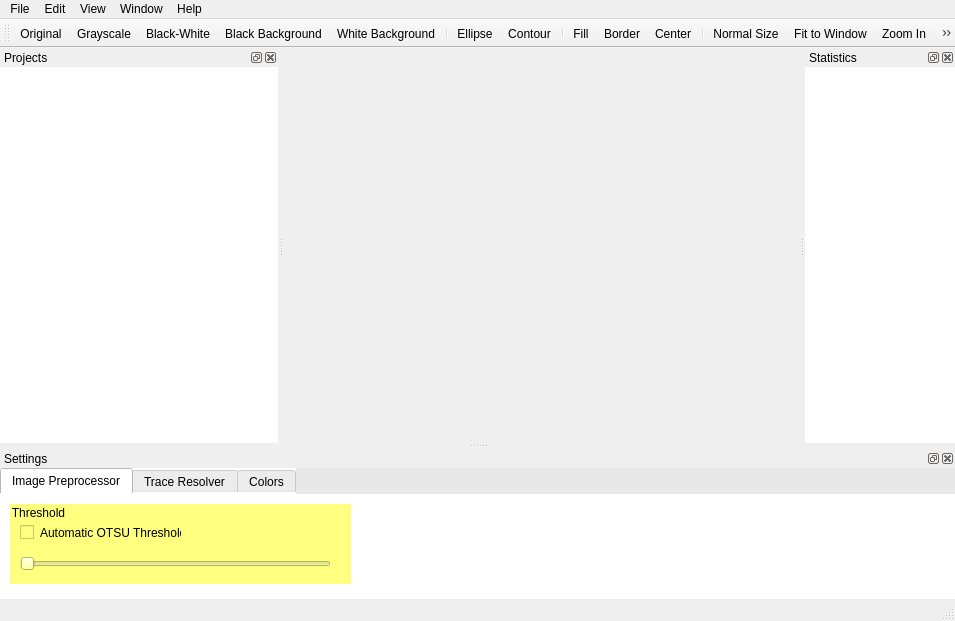
This is main/src/ndtr/ndtr_app/mainwindow.ui in nik0la31/Application-of-pattern-recognition-algorithms-in-neutron-dosimetry as Qt 5 draws it before an edit. The edited form follows.
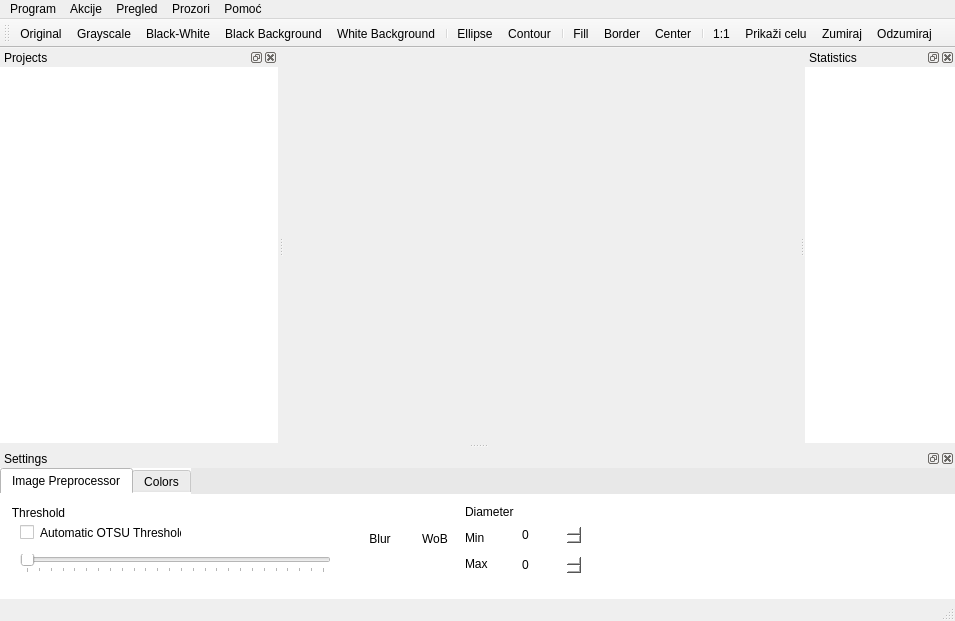
This is the edited form. Icons and pictures are not drawn.

Patch:
```diff
--- a/main/src/ndtr/ndtr_app/mainwindow.ui
+++ b/main/src/ndtr/ndtr_app/mainwindow.ui
@@ -34,7 +34,7 @@
    </property>
    <widget class="QMenu" name="menuFile">
     <property name="title">
-     <string>File</string>
+     <string>Program</string>
     </property>
     <addaction name="actionNew_Project"/>
     <addaction name="actionOpen_Project"/>
@@ -52,14 +52,14 @@
    </widget>
    <widget class="QMenu" name="menuHelp">
     <property name="title">
-     <string>Help</string>
+     <string>Pomoć</string>
     </property>
     <addaction name="actionUser_Guide"/>
     <addaction name="actionAbout"/>
    </widget>
    <widget class="QMenu" name="menuView">
     <property name="title">
-     <string>View</string>
+     <string>Pregled</string>
     </property>
     <addaction name="actionOriginal"/>
     <addaction name="actionGrayscale"/>
@@ -81,7 +81,7 @@
    </widget>
    <widget class="QMenu" name="menuEdit">
     <property name="title">
-     <string>Edit</string>
+     <string>Akcije</string>
     </property>
     <addaction name="actionUndo"/>
     <addaction name="actionRedo"/>
@@ -91,7 +91,7 @@
    </widget>
    <widget class="QMenu" name="menuWindows">
     <property name="title">
-     <string>Window</string>
+     <string>Prozori</string>
     </property>
     <addaction name="actionProjects"/>
     <addaction name="actionOptions"/>
@@ -197,7 +197,13 @@
    </attribute>
    <widget class="QWidget" name="dockWidgetContents_2"/>
   </widget>
-  <widget class="QDockWidget" name="dockWidget_3">
+  <widget class="QDockWidget" name="dockSettings">
+   <property name="sizePolicy">
+    <sizepolicy hsizetype="Fixed" vsizetype="Preferred">
+     <horstretch>0</horstretch>
+     <verstretch>0</verstretch>
+    </sizepolicy>
+   </property>
    <property name="minimumSize">
     <size>
      <width>150</width>
@@ -257,12 +263,12 @@
           <rect>
            <x>10</x>
            <y>10</y>
-           <width>341</width>
+           <width>340</width>
            <height>80</height>
           </rect>
          </property>
          <property name="styleSheet">
-          <string notr="true">background-color: rgb(255, 255, 127);</string>
+          <string notr="true"/>
          </property>
          <property name="title">
           <string>Threshold</string>
@@ -276,9 +282,27 @@
             <height>19</height>
            </rect>
           </property>
+          <property name="mouseTracking">
+           <bool>true</bool>
+          </property>
+          <property name="toolTip">
+           <string/>
+          </property>
+          <property name="toolTipDuration">
+           <number>-1</number>
+          </property>
+          <property name="statusTip">
+           <string/>
+          </property>
+          <property name="maximum">
+           <number>250</number>
+          </property>
           <property name="orientation">
            <enum>Qt::Horizontal</enum>
           </property>
+          <property name="tickPosition">
+           <enum>QSlider::TicksBelow</enum>
+          </property>
          </widget>
          <widget class="QCheckBox" name="checkBox">
           <property name="geometry">
@@ -294,11 +318,185 @@
           </property>
          </widget>
         </widget>
-       </widget>
-       <widget class="QWidget" name="tab_2">
-        <attribute name="title">
-         <string>Trace Resolver</string>
-        </attribute>
+        <widget class="QToolButton" name="buttonBlur">
+         <property name="geometry">
+          <rect>
+           <x>355</x>
+           <y>10</y>
+           <width>50</width>
+           <height>70</height>
+          </rect>
+         </property>
+         <property name="styleSheet">
+          <string notr="true">QToolButton
+{
+    border: 0px;
+}
+
+QToolButton:hover
+{
+    padding: 2px;
+    background-color: #F0F0F0;
+}
+
+QToolButton:pressed
+{
+    padding: 4px;
+}
+
+QToolButton:checked
+{
+    background-color: #A0A0A0;
+}</string>
+         </property>
+         <property name="text">
+          <string>Blur</string>
+         </property>
+         <property name="icon">
+          <iconset resource="resources.qrc">
+           <normaloff>:/ico/ico/Blur.ico</normaloff>:/ico/ico/Blur.ico</iconset>
+         </property>
+         <property name="iconSize">
+          <size>
+           <width>32</width>
+           <height>32</height>
+          </size>
+         </property>
+         <property name="checkable">
+          <bool>true</bool>
+         </property>
+         <property name="toolButtonStyle">
+          <enum>Qt::ToolButtonTextUnderIcon</enum>
+         </property>
+        </widget>
+        <widget class="QToolButton" name="buttonWoB">
+         <property name="geometry">
+          <rect>
+           <x>410</x>
+           <y>10</y>
+           <width>50</width>
+           <height>70</height>
+          </rect>
+         </property>
+         <property name="styleSheet">
+          <string notr="true">QToolButton
+{
+    border: 0px;
+}
+
+QToolButton:hover
+{
+    padding: 2px;
+    background-color: #F0F0F0;
+}
+
+QToolButton:pressed
+{
+    padding: 4px;
+}
+
+QToolButton:checked
+{
+    background-color: #A0A0A0;
+}</string>
+         </property>
+         <property name="text">
+          <string>WoB</string>
+         </property>
+         <property name="icon">
+          <iconset resource="resources.qrc">
+           <normaloff>:/ico/ico/image_blackwhite.ico</normaloff>:/ico/ico/image_blackwhite.ico</iconset>
+         </property>
+         <property name="iconSize">
+          <size>
+           <width>32</width>
+           <height>32</height>
+          </size>
+         </property>
+         <property name="checkable">
+          <bool>true</bool>
+         </property>
+         <property name="toolButtonStyle">
+          <enum>Qt::ToolButtonTextUnderIcon</enum>
+         </property>
+        </widget>
+        <widget class="QDoubleSpinBox" name="spinMax">
+         <property name="geometry">
+          <rect>
+           <x>520</x>
+           <y>60</y>
+           <width>62</width>
+           <height>22</height>
+          </rect>
+         </property>
+         <property name="decimals">
+          <number>0</number>
+         </property>
+         <property name="maximum">
+          <double>9999.000000000000000</double>
+         </property>
+        </widget>
+        <widget class="QDoubleSpinBox" name="spinMin">
+         <property name="geometry">
+          <rect>
+           <x>520</x>
+           <y>30</y>
+           <width>62</width>
+           <height>22</height>
+          </rect>
+         </property>
+         <property name="statusTip">
+          <string/>
+         </property>
+         <property name="prefix">
+          <string/>
+         </property>
+         <property name="decimals">
+          <number>0</number>
+         </property>
+         <property name="maximum">
+          <double>9999.000000000000000</double>
+         </property>
+        </widget>
+        <widget class="QLabel" name="labelDiameter">
+         <property name="geometry">
+          <rect>
+           <x>465</x>
+           <y>10</y>
+           <width>50</width>
+           <height>16</height>
+          </rect>
+         </property>
+         <property name="text">
+          <string>Diameter</string>
+         </property>
+        </widget>
+        <widget class="QLabel" name="labelMin">
+         <property name="geometry">
+          <rect>
+           <x>465</x>
+           <y>36</y>
+           <width>50</width>
+           <height>16</height>
+          </rect>
+         </property>
+         <property name="text">
+          <string>Min</string>
+         </property>
+        </widget>
+        <widget class="QLabel" name="labelMax">
+         <property name="geometry">
+          <rect>
+           <x>465</x>
+           <y>62</y>
+           <width>50</width>
+           <height>16</height>
+          </rect>
+         </property>
+         <property name="text">
+          <string>Max</string>
+         </property>
+        </widget>
        </widget>
        <widget class="QWidget" name="tab_3">
         <attribute name="title">
@@ -589,7 +787,7 @@
     </iconset>
    </property>
    <property name="text">
-    <string>Zoom In</string>
+    <string>Zumiraj</string>
    </property>
    <property name="toolTip">
     <string>Zoom In</string>
@@ -602,7 +800,7 @@
     </iconset>
    </property>
    <property name="text">
-    <string>Zoom Out</string>
+    <string>Odzumiraj</string>
    </property>
    <property name="toolTip">
     <string>Zoom Out</string>
@@ -615,7 +813,7 @@
     </iconset>
    </property>
    <property name="text">
-    <string>Fit to Window</string>
+    <string>Prikaži celu</string>
    </property>
   </action>
   <action name="actionNormal_Size">
@@ -625,7 +823,7 @@
     </iconset>
    </property>
    <property name="text">
-    <string>Normal Size</string>
+    <string>1:1</string>
    </property>
   </action>
   <action name="actionBlack_Background">
```
Left out of the diff: 254 changed lines with no effect on the pictures.
